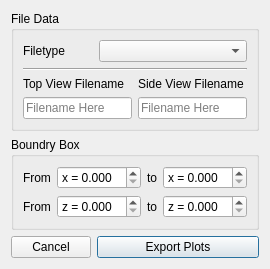
Before: the Qt Designer form ui/dialogs/plot_exporter/plot_exporter.ui in NATuG3/NATuG3, drawn with Qt 5.
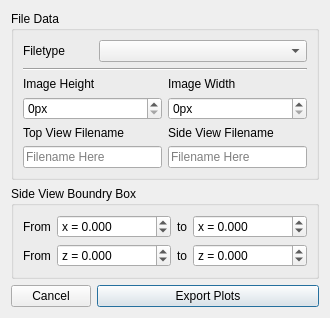
After: the same form once the commit is applied.

What changed in the file:
```diff
--- a/ui/dialogs/plot_exporter/plot_exporter.ui
+++ b/ui/dialogs/plot_exporter/plot_exporter.ui
@@ -6,8 +6,8 @@
    <rect>
     <x>0</x>
     <y>0</y>
-    <width>217</width>
-    <height>200</height>
+    <width>276</width>
+    <height>268</height>
    </rect>
   </property>
   <property name="minimumSize">
@@ -18,8 +18,8 @@
   </property>
   <property name="maximumSize">
    <size>
-    <width>16777215</width>
-    <height>16777215</height>
+    <width>276</width>
+    <height>268</height>
    </size>
   </property>
   <property name="windowTitle">
@@ -29,7 +29,7 @@
    <item row="1" column="0">
     <widget class="QGroupBox" name="boundrybox_area">
      <property name="title">
-      <string>Boundry Box</string>
+      <string>Side View Boundry Box</string>
      </property>
      <layout class="QGridLayout" name="gridLayout_2">
       <item row="0" column="0">
@@ -48,12 +48,21 @@
       </item>
       <item row="0" column="1">
        <widget class="QDoubleSpinBox" name="from_x">
+        <property name="frame">
+         <bool>true</bool>
+        </property>
         <property name="prefix">
          <string>x = </string>
         </property>
         <property name="decimals">
          <number>3</number>
         </property>
+        <property name="minimum">
+         <double>-99999999.000000000000000</double>
+        </property>
+        <property name="maximum">
+         <double>99999999.000000000000000</double>
+        </property>
        </widget>
       </item>
       <item row="0" column="3">
@@ -64,6 +73,12 @@
         <property name="decimals">
          <number>3</number>
         </property>
+        <property name="minimum">
+         <double>-99999999.000000000000000</double>
+        </property>
+        <property name="maximum">
+         <double>99999999.000000000000000</double>
+        </property>
        </widget>
       </item>
       <item row="1" column="0">
@@ -88,6 +103,12 @@
         <property name="decimals">
          <number>3</number>
         </property>
+        <property name="minimum">
+         <double>-99999999.000000000000000</double>
+        </property>
+        <property name="maximum">
+         <double>99999999.000000000000000</double>
+        </property>
        </widget>
       </item>
       <item row="1" column="3">
@@ -98,6 +119,12 @@
         <property name="decimals">
          <number>3</number>
         </property>
+        <property name="minimum">
+         <double>-99999999.000000000000000</double>
+        </property>
+        <property name="maximum">
+         <double>99999999.000000000000000</double>
+        </property>
        </widget>
       </item>
      </layout>
@@ -109,40 +136,40 @@
       <string>File Data</string>
      </property>
      <layout class="QGridLayout" name="gridLayout_3">
-      <item row="5" column="1">
-       <widget class="QLineEdit" name="sideview_filename">
-        <property name="inputMask">
-         <string/>
-        </property>
-        <property name="text">
-         <string/>
-        </property>
-        <property name="placeholderText">
-         <string>Filename Here</string>
-        </property>
-       </widget>
-      </item>
-      <item row="5" column="0">
-       <widget class="QLineEdit" name="topview_filename">
-        <property name="inputMask">
-         <string/>
-        </property>
-        <property name="placeholderText">
-         <string>Filename Here</string>
-        </property>
-       </widget>
-      </item>
-      <item row="4" column="1">
-       <widget class="QLabel" name="label_6">
-        <property name="text">
-         <string>Side View Filename</string>
-        </property>
-       </widget>
-      </item>
       <item row="4" column="0">
-       <widget class="QLabel" name="label_5">
+       <widget class="QLabel" name="label_8">
         <property name="text">
-         <string>Top View Filename</string>
+         <string>Image Height</string>
+        </property>
+       </widget>
+      </item>
+      <item row="4" column="1">
+       <widget class="QLabel" name="label_9">
+        <property name="text">
+         <string>Image Width</string>
+        </property>
+       </widget>
+      </item>
+      <item row="7" column="0">
+       <widget class="QLineEdit" name="topview_filename">
+        <property name="inputMask">
+         <string/>
+        </property>
+        <property name="placeholderText">
+         <string>Filename Here</string>
+        </property>
+       </widget>
+      </item>
+      <item row="7" column="1">
+       <widget class="QLineEdit" name="sideview_filename">
+        <property name="inputMask">
+         <string/>
+        </property>
+        <property name="text">
+         <string/>
+        </property>
+        <property name="placeholderText">
+         <string>Filename Here</string>
         </property>
        </widget>
       </item>
@@ -153,6 +180,20 @@
         </property>
        </widget>
       </item>
+      <item row="6" column="0">
+       <widget class="QLabel" name="label_5">
+        <property name="text">
+         <string>Top View Filename</string>
+        </property>
+       </widget>
+      </item>
+      <item row="6" column="1">
+       <widget class="QLabel" name="label_6">
+        <property name="text">
+         <string>Side View Filename</string>
+        </property>
+       </widget>
+      </item>
       <item row="0" column="0" colspan="2">
        <layout class="QHBoxLayout" name="horizontalLayout">
         <item>
@@ -194,6 +235,38 @@
         </item>
        </layout>
       </item>
+      <item row="5" column="0">
+       <widget class="QSpinBox" name="image_height">
+        <property name="suffix">
+         <string>px</string>
+        </property>
+        <property name="maximum">
+         <number>999999999</number>
+        </property>
+        <property name="singleStep">
+         <number>100</number>
+        </property>
+        <property name="displayIntegerBase">
+         <number>10</number>
+        </property>
+       </widget>
+      </item>
+      <item row="5" column="1">
+       <widget class="QSpinBox" name="image_width">
+        <property name="suffix">
+         <string>px</string>
+        </property>
+        <property name="maximum">
+         <number>999999999</number>
+        </property>
+        <property name="singleStep">
+         <number>100</number>
+        </property>
+        <property name="displayIntegerBase">
+         <number>10</number>
+        </property>
+       </widget>
+      </item>
      </layout>
     </widget>
    </item>
```
Left out of the diff: 4 changed lines with no effect on the pictures.
